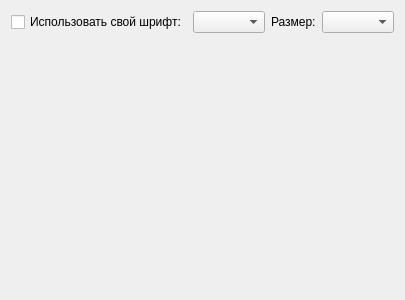
Before: the Qt Designer form resources/ui/settings_appearance.ui in rymatoi/new-uniskad, drawn with Qt 5.
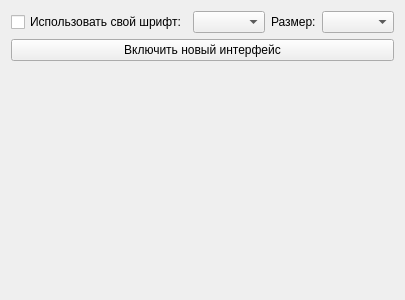
After: the same form once the commit is applied.

Commit message: feat: add modern light ui theme

Patch:
```diff
--- a/resources/ui/settings_appearance.ui
+++ b/resources/ui/settings_appearance.ui
@@ -39,6 +39,19 @@
                 </layout>
             </item>
             <item row="1" column="0">
+                <widget class="QPushButton" name="modernUiToggleButton">
+                    <property name="minimumHeight">
+                        <number>36</number>
+                    </property>
+                    <property name="text">
+                        <string>Включить новый интерфейс</string>
+                    </property>
+                    <property name="checkable">
+                        <bool>true</bool>
+                    </property>
+                </widget>
+            </item>
+            <item row="2" column="0">
                 <spacer name="verticalSpacer">
                     <property name="orientation">
                         <enum>Qt::Vertical</enum>
```
The commit also changes 5 other files.
